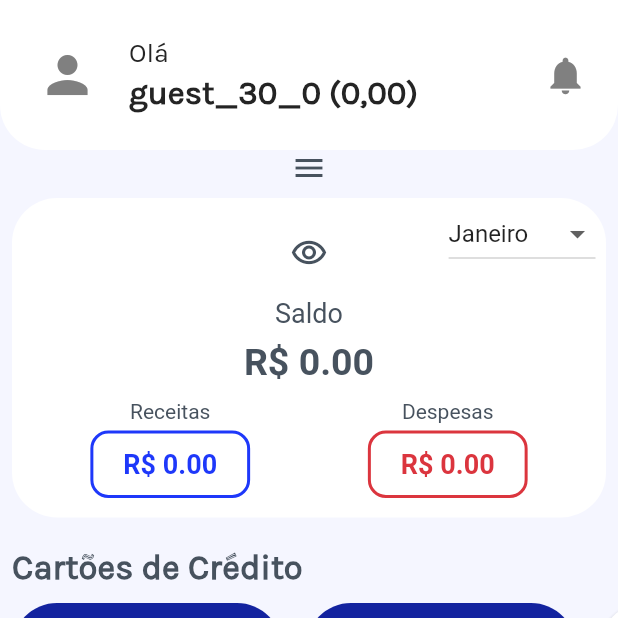
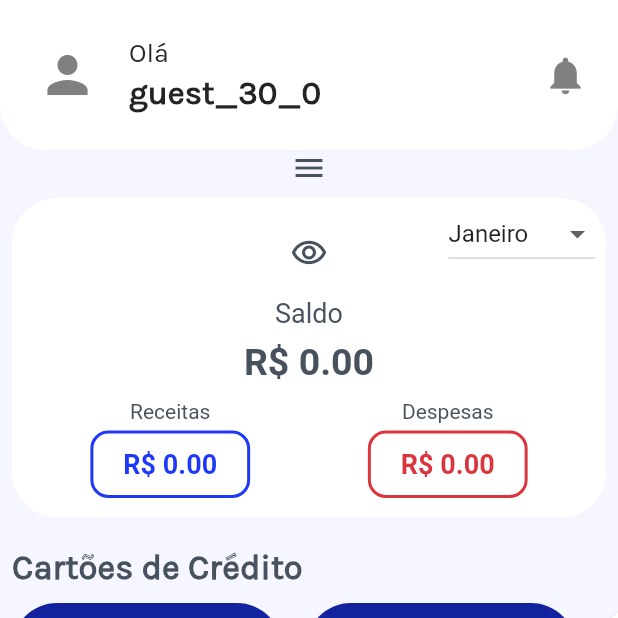
Before and after one commit to proz-tecnologia/PIT02GP06, a Flutter app: the screen it shows after launch, on a phone screen of 412 x 824 dp, the top half of it. Run offline on Flutter 3.47's test engine with Material 2 defaults, Android fonts, the phone set to English and light mode, and no system bars; our stand-ins replace cloud_firestore, firebase_core, flutter_modular, mask_text_input_formatter, shared_preferences; missing offline and left inert: graphic; accounts and stored records are empty.

Commit message:
correção nome

```diff
--- a/lib/src/home/home_page.dart
+++ b/lib/src/home/home_page.dart
@@ -29,9 +29,7 @@ class HomePage extends StatelessWidget {
           valueListenable: controller.state,
           builder: (context, value, child) {
             return HeaderUserCard(
-              userName: value is HomeSuccessState
-                  ? "${value.user.name} (${AppFormatter.money(value.user.balance)})"
-                  : '--',
+              userName: value is HomeSuccessState ? value.user.name : '--',
             );
           },
         ),
```
